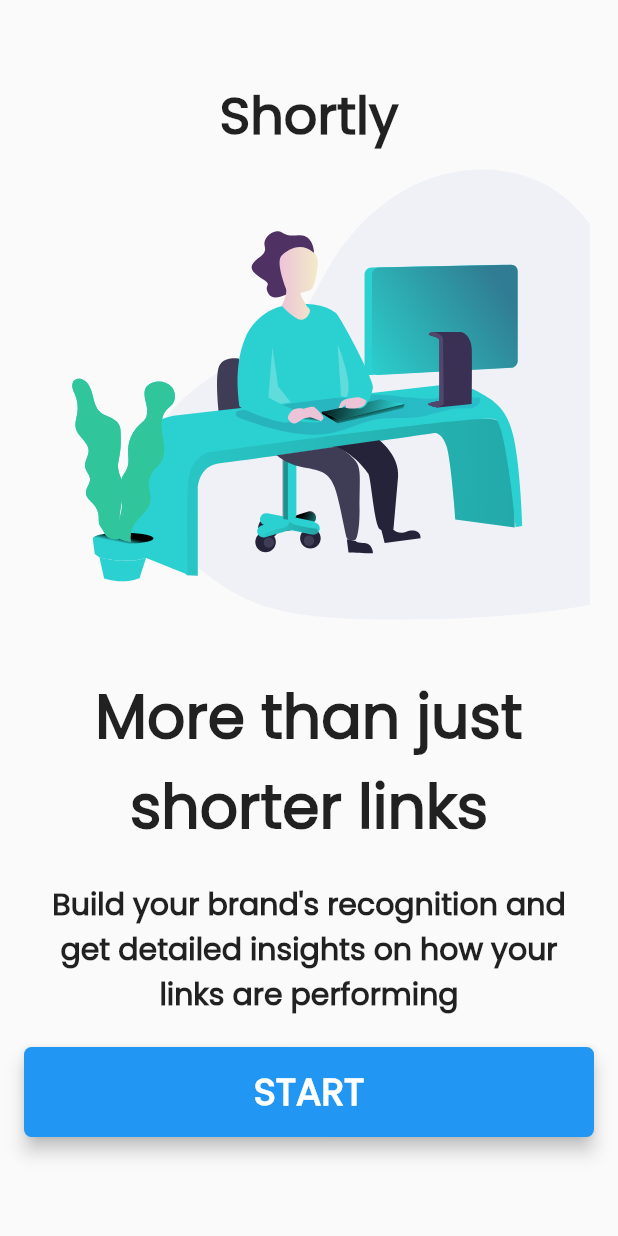
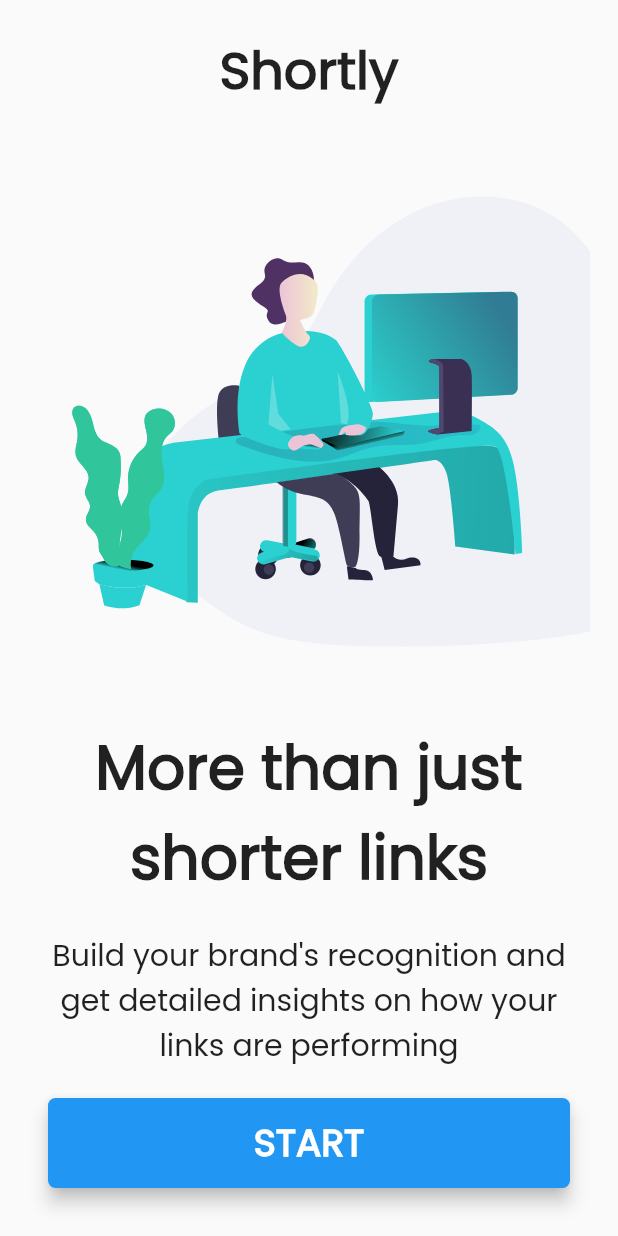
Before and after one commit to ItSNeverLate/Shortly, a Flutter app: the screen it shows after launch, on a phone screen of 412 x 824 dp. Run offline on Flutter 3.47's test engine with Material 2 defaults, Android fonts, the phone set to English and light mode, and no system bars; our stand-ins replace flutter_svg.

Commit message:
improves Start Screen UI

```diff
--- a/shortly/lib/screens/start_screen.dart
+++ b/shortly/lib/screens/start_screen.dart
@@ -11,8 +11,7 @@ class StartScreen extends StatelessWidget {
   @override
   Widget build(BuildContext context) {
     return Scaffold(
-      body: Container(
-        padding: EdgeInsets.symmetric(vertical: 50.0),
+      body: SafeArea(
         child: Column(
           crossAxisAlignment: CrossAxisAlignment.center,
           mainAxisAlignment: MainAxisAlignment.center,
@@ -20,6 +19,9 @@ class StartScreen extends StatelessWidget {
             Expanded(
                 child: Column(
               children: [
+                SizedBox(
+                  height: 20.0,
+                ),
                 Text(
                   kAppName,
                   style: kAppNameTextStyle,
@@ -33,7 +35,7 @@ class StartScreen extends StatelessWidget {
               ],
             )),
             Padding(
-              padding: const EdgeInsets.all(16.0),
+              padding: const EdgeInsets.all(32.0),
               child: Column(
                 crossAxisAlignment: CrossAxisAlignment.center,
                 mainAxisAlignment: MainAxisAlignment.spaceEvenly,
@@ -56,7 +58,7 @@ class StartScreen extends StatelessWidget {
                     textAlign: TextAlign.center,
                     style: TextStyle(
                       fontSize: 20.0,
-                      fontWeight: FontWeight.w700,
+                      fontWeight: FontWeight.w500,
                     ),
                   ),
                   SizedBox(
```
